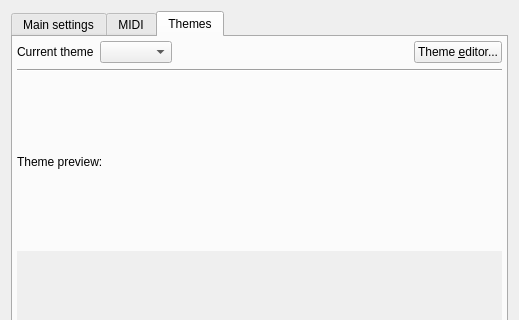
This is bigglesworth/ui/settings.ui in MaurizioB/Bigglesworth as Qt 5 draws it before an edit; both pictures show x 0 to 519 and y 0 to 320 of the 519 by 462 pixel window. The edited form follows.
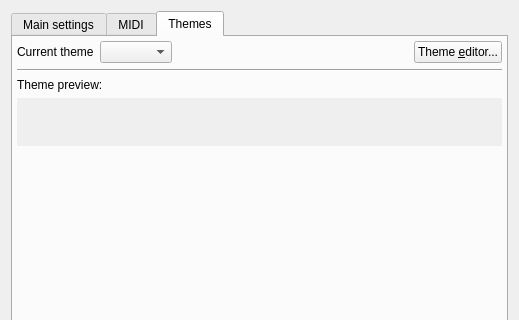
This is the edited form. The open tabs and pages were chosen to show the change. Icons and pictures are not drawn. Custom widgets are drawn as their Qt base class.

The edit to the form file:
```diff
--- a/bigglesworth/ui/settings.ui
+++ b/bigglesworth/ui/settings.ui
@@ -863,6 +863,19 @@
          </property>
         </widget>
        </item>
+       <item row="4" column="0">
+        <spacer name="verticalSpacer_2">
+         <property name="orientation">
+          <enum>Qt::Vertical</enum>
+         </property>
+         <property name="sizeHint" stdset="0">
+          <size>
+           <width>20</width>
+           <height>40</height>
+          </size>
+         </property>
+        </spacer>
+       </item>
       </layout>
      </widget>
     </widget>
```
Left out of the diff: 14 changed lines with no effect on the pictures.
